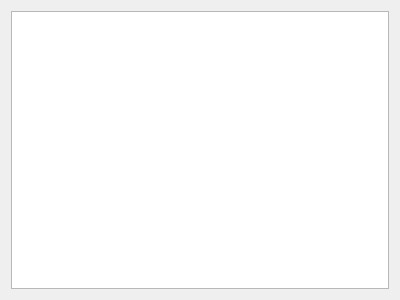
Qt form ui/windows/about.ui (PaulCanada/wow-addon-updater) before a commit.
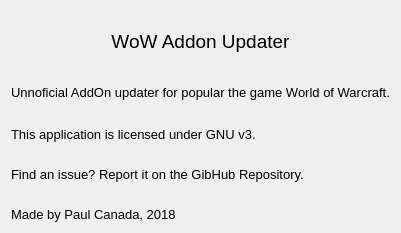
The same form after that commit. Icons and pictures are not drawn.

Commit message: Add About Window.

What changed in the file:
```diff
--- a/ui/windows/about.ui
+++ b/ui/windows/about.ui
@@ -1,29 +1,171 @@
 <?xml version="1.0" encoding="UTF-8"?>
 <ui version="4.0">
  <class>About</class>
- <widget class="QWidget" name="About">
+ <widget class="QDialog" name="About">
   <property name="geometry">
    <rect>
     <x>0</x>
     <y>0</y>
     <width>400</width>
-    <height>300</height>
+    <height>233</height>
    </rect>
   </property>
+  <property name="sizePolicy">
+   <sizepolicy hsizetype="Fixed" vsizetype="Fixed">
+    <horstretch>0</horstretch>
+    <verstretch>0</verstretch>
+   </sizepolicy>
+  </property>
+  <property name="minimumSize">
+   <size>
+    <width>0</width>
+    <height>233</height>
+   </size>
+  </property>
+  <property name="maximumSize">
+   <size>
+    <width>600</width>
+    <height>233</height>
+   </size>
+  </property>
   <property name="windowTitle">
    <string>About</string>
   </property>
   <layout class="QFormLayout" name="formLayout">
-   <item row="0" column="0" colspan="2">
-    <widget class="QTextEdit" name="textEdit">
+   <item row="0" column="0">
+    <spacer name="verticalSpacer">
+     <property name="orientation">
+      <enum>Qt::Vertical</enum>
+     </property>
+     <property name="sizeHint" stdset="0">
+      <size>
+       <width>20</width>
+       <height>10</height>
+      </size>
+     </property>
+    </spacer>
+   </item>
+   <item row="1" column="0" colspan="2">
+    <widget class="QLabel" name="lblHeader">
+     <property name="font">
+      <font>
+       <pointsize>14</pointsize>
+      </font>
+     </property>
+     <property name="text">
+      <string>WoW Addon Updater</string>
+     </property>
+     <property name="alignment">
+      <set>Qt::AlignCenter</set>
+     </property>
+    </widget>
+   </item>
+   <item row="2" column="0">
+    <spacer name="verticalSpacer_2">
+     <property name="orientation">
+      <enum>Qt::Vertical</enum>
+     </property>
+     <property name="sizeHint" stdset="0">
+      <size>
+       <width>20</width>
+       <height>20</height>
+      </size>
+     </property>
+    </spacer>
+   </item>
+   <item row="3" column="0" colspan="2">
+    <widget class="QLabel" name="lblInfo">
+     <property name="font">
+      <font>
+       <pointsize>10</pointsize>
+      </font>
+     </property>
+     <property name="text">
+      <string>Unnoficial AddOn updater for popular the game World of Warcraft.</string>
+     </property>
+    </widget>
+   </item>
+   <item row="4" column="0">
+    <spacer name="verticalSpacer_3">
+     <property name="orientation">
+      <enum>Qt::Vertical</enum>
+     </property>
+     <property name="sizeHint" stdset="0">
+      <size>
+       <width>20</width>
+       <height>15</height>
+      </size>
+     </property>
+    </spacer>
+   </item>
+   <item row="7" column="0">
+    <spacer name="verticalSpacer_4">
+     <property name="orientation">
+      <enum>Qt::Vertical</enum>
+     </property>
+     <property name="sizeHint" stdset="0">
+      <size>
+       <width>20</width>
+       <height>10</height>
+      </size>
+     </property>
+    </spacer>
+   </item>
+   <item row="10" column="0">
+    <widget class="QLabel" name="label">
      <property name="sizePolicy">
-      <sizepolicy hsizetype="Expanding" vsizetype="Expanding">
+      <sizepolicy hsizetype="Preferred" vsizetype="Preferred">
        <horstretch>0</horstretch>
-       <verstretch>1</verstretch>
+       <verstretch>0</verstretch>
       </sizepolicy>
      </property>
+     <property name="font">
+      <font>
+       <pointsize>10</pointsize>
+      </font>
+     </property>
+     <property name="text">
+      <string>Made by Paul Canada, 2018</string>
+     </property>
     </widget>
    </item>
+   <item row="6" column="0" colspan="2">
+    <widget class="QLabel" name="lblLicense">
+     <property name="font">
+      <font>
+       <pointsize>10</pointsize>
+      </font>
+     </property>
+     <property name="text">
+      <string>This application is licensed under GNU v3.</string>
+     </property>
+    </widget>
+   </item>
+   <item row="8" column="0">
+    <widget class="QLabel" name="lblGit">
+     <property name="font">
+      <font>
+       <pointsize>10</pointsize>
+      </font>
+     </property>
+     <property name="text">
+      <string>Find an issue? Report it on the GibHub Repository.</string>
+     </property>
+    </widget>
+   </item>
+   <item row="9" column="0">
+    <spacer name="verticalSpacer_5">
+     <property name="orientation">
+      <enum>Qt::Vertical</enum>
+     </property>
+     <property name="sizeHint" stdset="0">
+      <size>
+       <width>20</width>
+       <height>5</height>
+      </size>
+     </property>
+    </spacer>
+   </item>
   </layout>
  </widget>
  <resources/>
```
Left out of the diff: 8 changed lines with no effect on the pictures. The commit also changes 3 other files.
